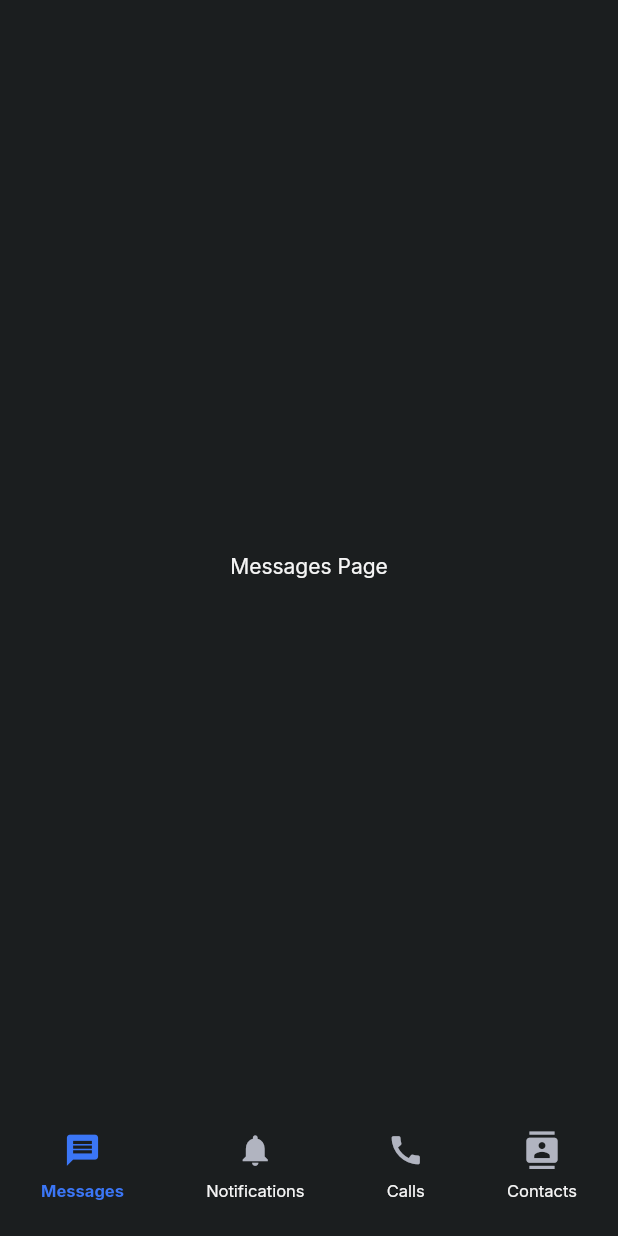
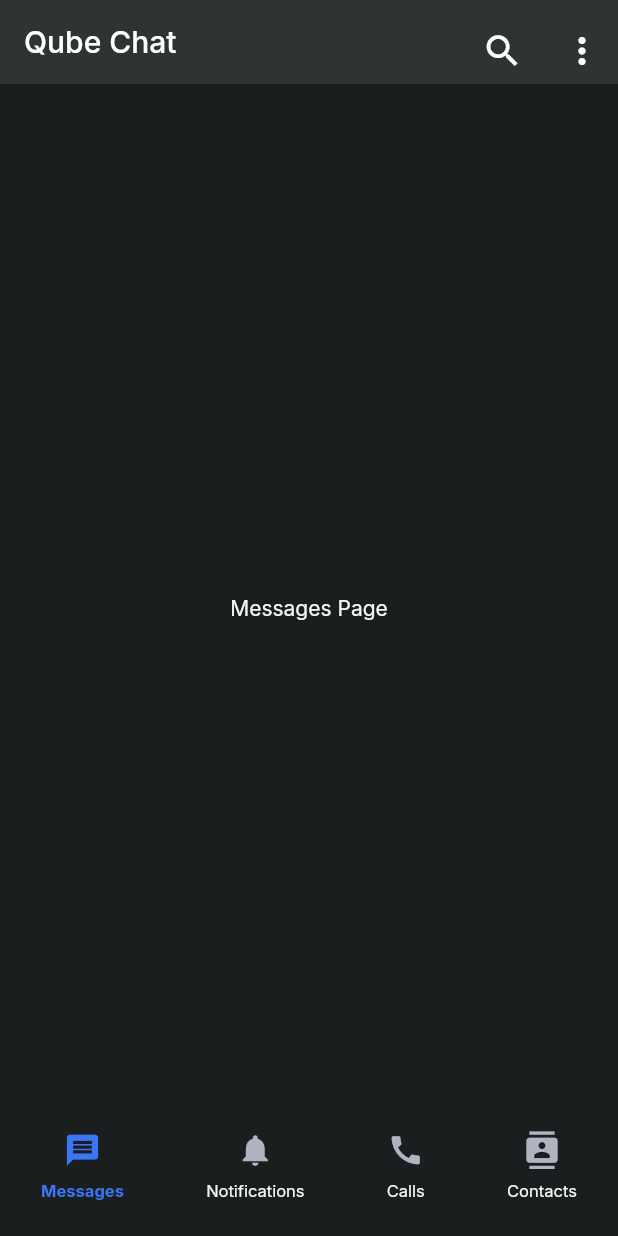
Before and after one commit to ashikulislamdev/msg_app, a Flutter app: the screen it shows after launch, on a phone screen of 412 x 824 dp. Run offline on Flutter 3.47's test engine with Material 2 defaults, Android fonts, the phone set to English and light mode, and no system bars; our stand-ins replace google_fonts.

Commit message:
Simple Appbar added

```diff
--- a/lib/screen/home_screen.dart
+++ b/lib/screen/home_screen.dart
@@ -21,6 +21,42 @@ class HomeScreen extends StatelessWidget {
   @override
   Widget build(BuildContext context) {
     return Scaffold(
+      appBar: AppBar(
+        elevation: 0,
+        title: const Text("Qube Chat"),
+        actions: [
+          const Padding(
+            padding: EdgeInsets.only(top: 12, right: 15),
+            child: Icon(Icons.search, size: 28,),
+          ),
+          PopupMenuButton(
+            padding: const EdgeInsets.symmetric(vertical: 20),
+            iconSize: 28,
+            itemBuilder: (context) => const [
+              PopupMenuItem(
+                value: 1,
+                child: Text("New group", style: TextStyle(fontSize: 17, fontWeight: FontWeight.w500),)
+              ),
+              PopupMenuItem(
+                value: 2,
+                child: Text("New broadcast", style: TextStyle(fontSize: 17, fontWeight: FontWeight.w500),)
+              ),
+              PopupMenuItem(
+                value: 3,
+                child: Text("Linked device", style: TextStyle(fontSize: 17, fontWeight: FontWeight.w500),)
+              ),
+              PopupMenuItem(
+                value: 4,
+                child: Text("Starred message", style: TextStyle(fontSize: 17, fontWeight: FontWeight.w500),)
+              ),
+              PopupMenuItem(
+                value: 5,
+                child: Text("Settings", style: TextStyle(fontSize: 17, fontWeight: FontWeight.w500),)
+              ),
+            ]
+          )
+        ],
+      ),
       body: ValueListenableBuilder(
         valueListenable: pageIndex,
         builder: (BuildContext context, int value, _){
--- a/lib/theme.dart
+++ b/lib/theme.dart
@@ -1,7 +1,7 @@
 import 'package:flutter/material.dart';
 import 'package:google_fonts/google_fonts.dart';
 
-abstract class AppColors {
+abstract class AppColors {  //this file is collected from internet
   static const secondary = Color(0xFF3B76F6);
   static const accent = Color(0xFFD6755B);
   static const textDark = Color(0xFF53585A);
```
